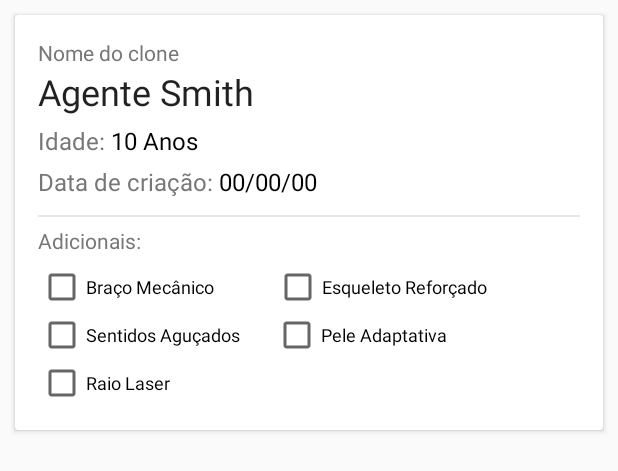
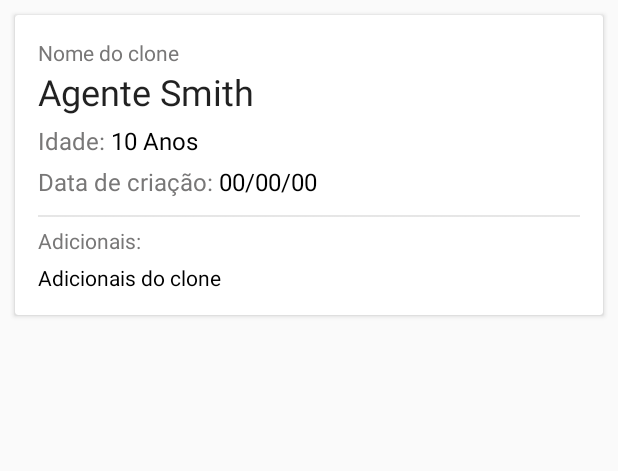
Before and after one commit to luisrbferreira/CloneAppTeste, an Android app: the layout cardview_layout.xml on its own in the app's theme, with its tools: preview values and no code run, on a phone screen of 412 x 824 dp. Shown: the top 471 px of the screen. Run offline under Robolectric (Android 15) with nearby library versions, the phone set to English and light mode, and no system bars.

```diff
--- a/app/src/main/res/layout/activity_insert.xml
+++ b/app/src/main/res/layout/activity_insert.xml
@@ -118,7 +118,7 @@
                             android:text="Braço Mecânico"
                             android:textAppearance="?android:attr/textAppearanceSmall"
                             android:textColor="#000000"
-                            android:textSize="12sp"/>
+                            android:textSize="12sp" />
 
                         <CheckBox
                             android:id="@+id/chkEsqueletoReforcado"
--- a/app/src/main/res/layout/cardview_layout.xml
+++ b/app/src/main/res/layout/cardview_layout.xml
@@ -114,7 +114,16 @@
                     android:layout_marginTop="5dp"
                     android:orientation="vertical">
 
-                    <LinearLayout
+                    <TextView
+                        android:id="@+id/textViewAdicionais"
+                        android:layout_width="wrap_content"
+                        android:layout_height="wrap_content"
+                        android:text="Adicionais do clone"
+                        android:textAppearance="?android:attr/textAppearanceSmall"
+                        android:textColor="#000000"
+                        android:textSize="14sp" />
+
+                    <!--<LinearLayout
                         android:layout_width="match_parent"
                         android:layout_height="wrap_content"
                         android:orientation="horizontal">
@@ -177,7 +186,7 @@
                             android:textAppearance="?android:attr/textAppearanceSmall"
                             android:textColor="#000000"
                             android:textSize="12sp"/>
-                    </LinearLayout>
+                    </LinearLayout>-->
                 </LinearLayout>
             </LinearLayout>
         </android.support.v7.widget.CardView>
```
Also changed, not shown: app/src/main/java/br/com/luisferreira/cloneappteste/activities/InsertActivity.java (+41 -13 lines), app/src/main/java/br/com/luisferreira/cloneappteste/adapter/RecyclerAdapter.java (+8 -1 lines), app/src/main/java/br/com/luisferreira/cloneappteste/model/Clone.java (+11 -0 lines).
